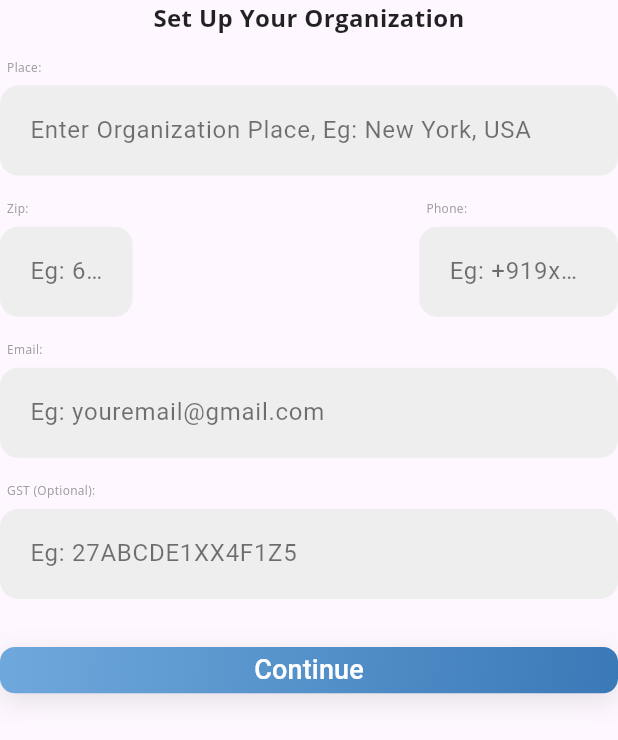
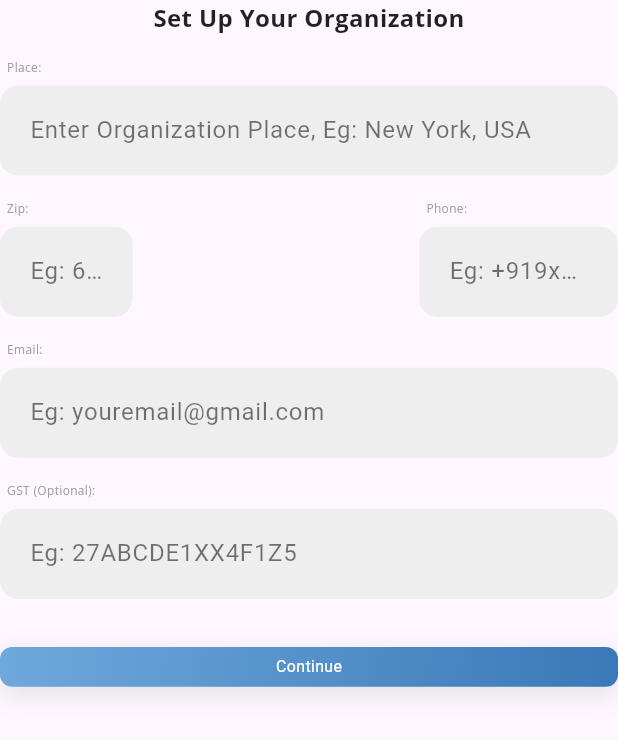
Before and after one commit to AswinAzikar/truebiller, a Flutter app: the AdditionalDataWidget widget shown alone on an empty page, opened directly, on a phone screen of 412 x 824 dp. Shown: the top 740 px of the screen. Run offline on Flutter 3.47's test engine with Material 3 defaults, Android fonts, the phone set to English and light mode, and no system bars; our stand-ins replace animated_text_kit, gap, get, logger, shared_preferences; accounts and stored records are empty.

Commit message:
"Added KeyboardListener to handle enter key press, replaced ElevatedButton with LoadButton, and reformatted code structure."

```diff
--- a/lib/view/landing_page/widgets/additional_data_widget.dart
+++ b/lib/view/landing_page/widgets/additional_data_widget.dart
@@ -1,9 +1,11 @@
 import 'package:flutter/material.dart';
+import 'package:flutter/services.dart';
 
 import 'package:gap/gap.dart';
 import 'package:shared_preferences/shared_preferences.dart';
 import 'package:truebiller/Themes/app_text_theme.dart';
 import 'package:truebiller/utils/size_utils.dart';
+import 'package:truebiller/view/landing_page/widgets/buttons.dart';
 
 import '../../../constants/constants.dart';
 import '../../../controllers/controllers.dart';
@@ -16,6 +18,7 @@ class AdditionalDataWidget extends StatefulWidget {
 }
 
 class _AdditionalDataWidgetState extends State<AdditionalDataWidget> {
+  final FocusNode _focusNode = FocusNode();
   final _formKey = GlobalKey<FormState>();
 
   final RegExp zipRegExp = RegExp(r'^\d{6}$');
@@ -88,9 +91,20 @@ class _AdditionalDataWidgetState extends State<AdditionalDataWidget> {
     }
   }
 
+  void _handleKeyEvent(KeyEvent event) {
+    if (event.logicalKey == LogicalKeyboardKey.enter) {
+      _validateAndSave();
+    }
+  }
+
   @override
   Widget build(BuildContext context) {
-    return Column(
+    return KeyboardListener(
+      focusNode: _focusNode,
+      onKeyEvent: (value) {
+        _handleKeyEvent(value);
+      },
+      child: Column(
         mainAxisAlignment: MainAxisAlignment.center,
         crossAxisAlignment: CrossAxisAlignment.center,
         mainAxisSize: MainAxisSize.min,
@@ -124,8 +138,8 @@ class _AdditionalDataWidgetState extends State<AdditionalDataWidget> {
                     ),
                     hintText: "Enter Organization Place, Eg: New York, USA",
                     hintStyle: const TextStyle(color: Colors.black54),
-                  contentPadding:
-                      const EdgeInsets.symmetric(vertical: 18, horizontal: 16),
+                    contentPadding: const EdgeInsets.symmetric(
+                        vertical: 18, horizontal: 16),
                   ),
                   validator: _validatePlace,
                 ),
@@ -140,8 +154,8 @@ class _AdditionalDataWidgetState extends State<AdditionalDataWidget> {
                         children: [
                           Text(
                             "  Zip:",
-                          style: context.openSansRegular8
-                              .copyWith(color: Colors.grey, fontSize: 9.fSize),
+                            style: context.openSansRegular8.copyWith(
+                                color: Colors.grey, fontSize: 9.fSize),
                           ),
                           Gap(8.fSize),
                           TextFormField(
@@ -170,8 +184,8 @@ class _AdditionalDataWidgetState extends State<AdditionalDataWidget> {
                         children: [
                           Text(
                             "  Phone:",
-                          style: context.openSansRegular8
-                              .copyWith(color: Colors.grey, fontSize: 9.fSize),
+                            style: context.openSansRegular8.copyWith(
+                                color: Colors.grey, fontSize: 9.fSize),
                           ),
                           Gap(8.fSize),
                           TextFormField(
@@ -213,8 +227,8 @@ class _AdditionalDataWidgetState extends State<AdditionalDataWidget> {
                     ),
                     hintText: "Eg: youremail@gmail.com",
                     hintStyle: const TextStyle(color: Colors.black54),
-                  contentPadding:
-                      const EdgeInsets.symmetric(vertical: 18, horizontal: 16),
+                    contentPadding: const EdgeInsets.symmetric(
+                        vertical: 18, horizontal: 16),
                   ),
                   validator: _validateEmail,
                 ),
@@ -236,8 +250,8 @@ class _AdditionalDataWidgetState extends State<AdditionalDataWidget> {
                     ),
                     hintText: "Eg: 27ABCDE1XX4F1Z5",
                     hintStyle: const TextStyle(color: Colors.black54),
-                  contentPadding:
-                      const EdgeInsets.symmetric(vertical: 18, horizontal: 16),
+                    contentPadding: const EdgeInsets.symmetric(
+                        vertical: 18, horizontal: 16),
                   ),
                   validator: _validateGst,
                 ),
@@ -246,40 +260,43 @@ class _AdditionalDataWidgetState extends State<AdditionalDataWidget> {
             ),
           ),
           const SizedBox(height: paddingLarge),
-        MouseRegion(
-          cursor: SystemMouseCursors.click,
-          child: AnimatedContainer(
-            duration: const Duration(milliseconds: 200),
-            curve: Curves.easeIn,
-            width: double.infinity,
-            height: 35.fSize,
-            decoration: BoxDecoration(
-              gradient: LinearGradient(
-                colors: buttonGradient,
-                begin: Alignment.topLeft,
-                end: Alignment.bottomRight,
+
+          LoadButton(onTap: _validateAndSave)
+          // MouseRegion(
+          //   cursor: SystemMouseCursors.click,
+          //   child: AnimatedContainer(
+          //     duration: const Duration(milliseconds: 200),
+          //     curve: Curves.easeIn,
+          //     width: double.infinity,
+          //     height: 35.fSize,
+          //     decoration: BoxDecoration(
+          //       gradient: LinearGradient(
+          //         colors: buttonGradient,
+          //         begin: Alignment.topLeft,
+          //         end: Alignment.bottomRight,
+          //       ),
+          //       borderRadius: BorderRadius.circular(10),
+          //       boxShadow: shadows,
+          //     ),
+          //     child: ElevatedButton(
+          //       onPressed: _validateAndSave,
+          //       style: ElevatedButton.styleFrom(
+          //         elevation: 0,
+          //         backgroundColor: Colors.transparent,
+          //         shadowColor: Colors.transparent,
+          //       ),
+          //       child: const Text(
+          //         "Continue",
+          //         style: TextStyle(
+          //           fontSize: 18,
+          //           color: Colors.white,
+          //         ),
+          //       ),
+          //     ),
+          //   ),
+          // ),
+        ],
       ),
-              borderRadius: BorderRadius.circular(10),
-              boxShadow: shadows,
-            ),
-            child: ElevatedButton(
-              onPressed: _validateAndSave,
-              style: ElevatedButton.styleFrom(
-                elevation: 0,
-                backgroundColor: Colors.transparent,
-                shadowColor: Colors.transparent,
-              ),
-              child: const Text(
-                "Continue",
-                style: TextStyle(
-                  fontSize: 18,
-                  color: Colors.white,
-                ),
-              ),
-            ),
-          ),
-        ),
-      ],
     );
   }
 }
```
Lines whose indentation alone changed are shown as unchanged.
